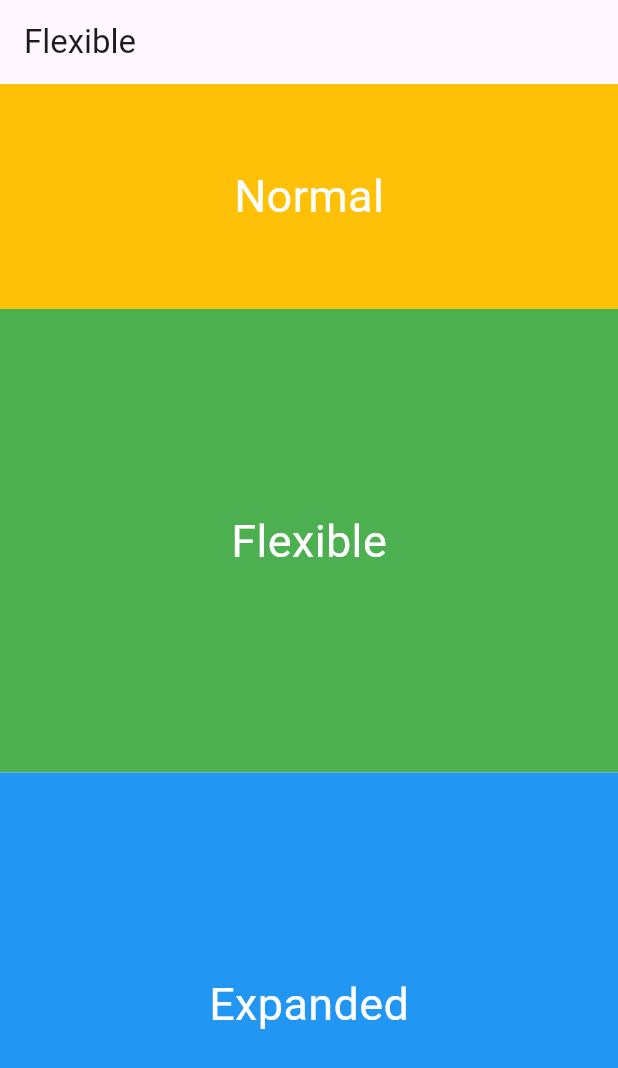
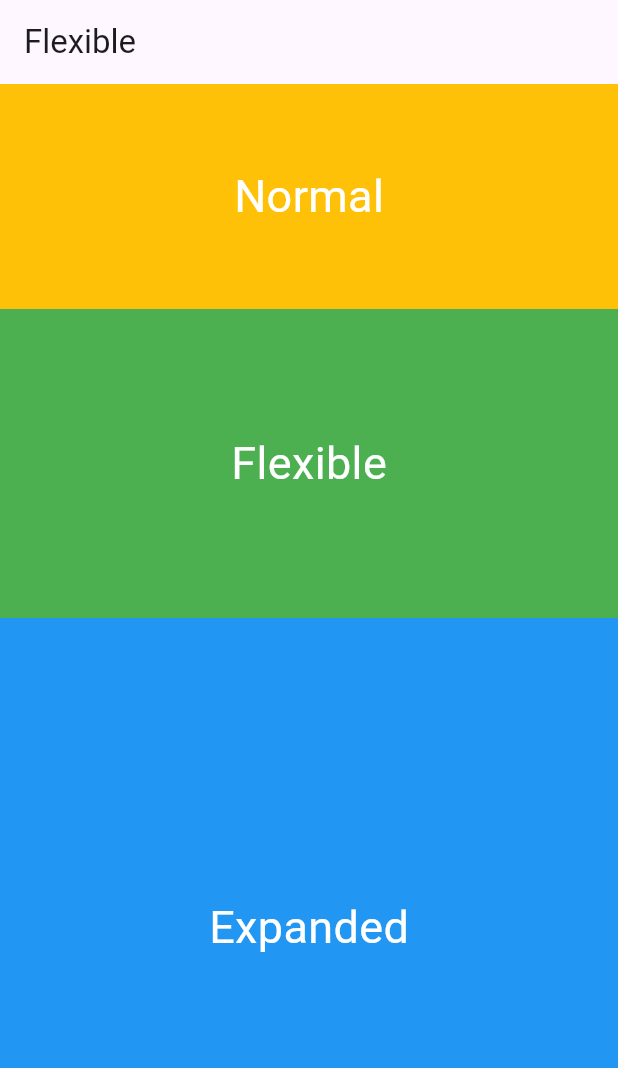
Before and after one commit to contrapoetra/mobile-programming-3, a Flutter app: the screen it shows after launch, on a phone screen of 412 x 824 dp. Shown: the top 1068 px of the screen. Run offline on Flutter 3.47's test engine with Material 3 defaults, Android fonts, the light colour scheme and no system bars.

Commit message:
Update main.dart

```diff
--- a/lib/main.dart
+++ b/lib/main.dart
@@ -19,7 +19,7 @@
               flex: 1,
               child: _kotakUji(Colors.green, 100, 'Flexible')
             ),
-            Expanded(flex: 1, child: _kotakUji(Colors.blue, 250, 'Expanded')),
+            Expanded(flex: 2, child: _kotakUji(Colors.blue, 250, 'Expanded')),
           ],
         ),
       ),
```
